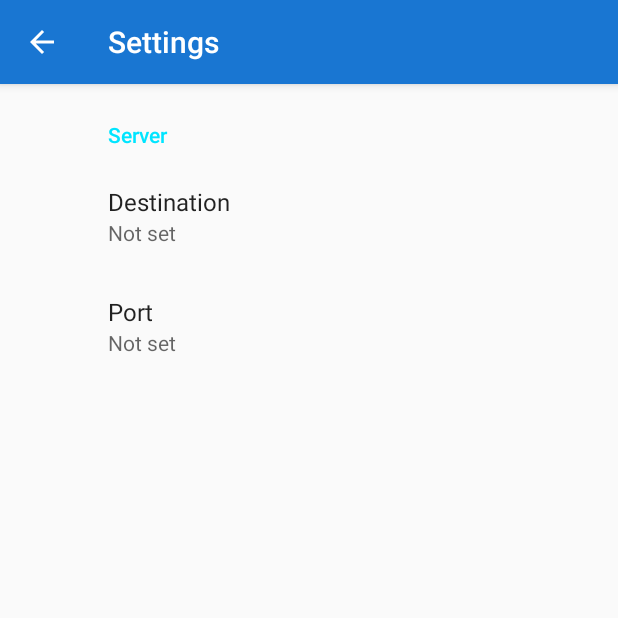
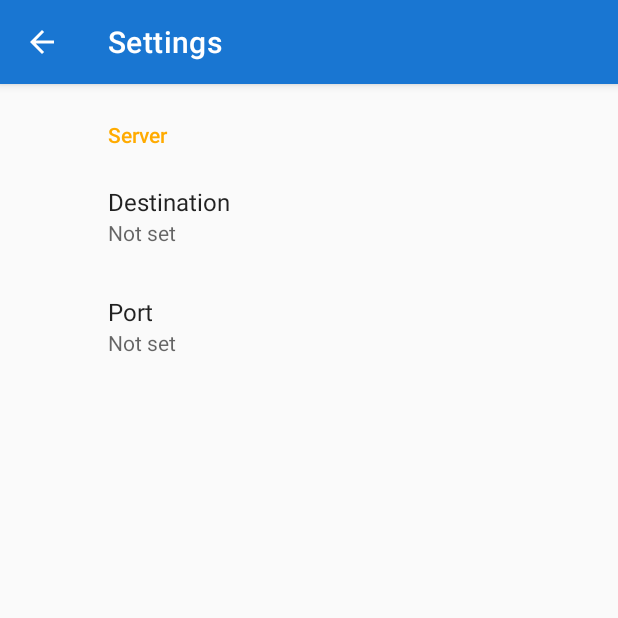
Before and after one commit to derogab/adl-app, an Android app: the SettingsActivity screen opened directly, with no data from a screen before it, on a phone screen of 412 x 824 dp, the top half of it. Run offline under Robolectric (Android 15) with nearby library versions, the phone set to English and light mode, and no system bars; our stand-ins replace androidx.preference.

Commit message:
AppTheme.Light

```diff
--- a/app/src/main/AndroidManifest.xml
+++ b/app/src/main/AndroidManifest.xml
@@ -8,10 +8,10 @@
         android:label="@string/app_name"
         android:roundIcon="@mipmap/ic_launcher_round"
         android:supportsRtl="true"
-        android:theme="@style/AppTheme">
+        android:theme="@style/AppTheme.Light">
         <activity
             android:name=".SettingsActivity"
-            android:label="@string/title_activity_settings"></activity>
+            android:label="@string/title_activity_settings"/>
         <activity
             android:name=".MainActivity"
             android:label="@string/app_name">
--- a/app/src/main/java/com/derogab/adlanalyzer/ui/personal/PersonalContainerLayout.java
+++ b/app/src/main/java/com/derogab/adlanalyzer/ui/personal/PersonalContainerLayout.java
@@ -92,16 +92,16 @@ public class PersonalContainerLayout extends LinearLayout {
                     LayoutParams.MATCH_PARENT,
                     LayoutParams.WRAP_CONTENT
             );
-            layoutParams.setMargins(0,8,0,8);
+            layoutParams.setMargins(0,0,0,16);
             groupCard.setLayoutParams(layoutParams);
             // Set CardView corner radius
             groupCard.setRadius(4);
             // Set cardView content padding
-            groupCard.setContentPadding(8, 8, 8, 8);
+            groupCard.setContentPadding(0, 0, 0, 0);
 
             LinearLayout groupCardLayout = new LinearLayout(getContext());
                 groupCardLayout.setOrientation(LinearLayout.VERTICAL);
-                groupCardLayout.setPadding(0,0,0,0);
+                groupCardLayout.setPadding(8,8,8,8);
                 groupCardLayout.setLayoutParams(new LayoutParams(
                         LayoutParams.MATCH_PARENT,
                         LayoutParams.WRAP_CONTENT
--- a/app/src/main/res/layout/activity_main.xml
+++ b/app/src/main/res/layout/activity_main.xml
@@ -2,9 +2,9 @@
 <androidx.constraintlayout.widget.ConstraintLayout xmlns:android="http://schemas.android.com/apk/res/android"
     xmlns:app="http://schemas.android.com/apk/res-auto"
     android:id="@+id/container"
-    android:theme="@style/Theme.MaterialComponents.Light"
     android:layout_width="match_parent"
-    android:layout_height="match_parent" >
+    android:layout_height="match_parent"
+    android:theme="@style/AppTheme.Light">
 
     <com.google.android.material.bottomnavigation.BottomNavigationView
         android:id="@+id/nav_view"
--- a/app/src/main/res/layout/fragment_learning.xml
+++ b/app/src/main/res/layout/fragment_learning.xml
@@ -5,7 +5,6 @@
     xmlns:tools="http://schemas.android.com/tools"
     android:layout_width="match_parent"
     android:layout_height="match_parent"
-    android:theme="@style/Theme.MaterialComponents.Light"
     tools:context=".ui.learning.LearningFragment">
 
     <ScrollView
@@ -235,7 +234,7 @@
         android:layout_alignParentEnd="true"
         android:visibility="gone"
         app:fabSize="normal"
-        app:backgroundTint="@color/colorAccent"
+
         app:layout_constraintBottom_toBottomOf="parent"
         app:layout_constraintRight_toRightOf="parent"
         app:layout_constraintEnd_toEndOf="parent" />
@@ -256,7 +255,6 @@
         android:layout_alignParentEnd="true"
         android:visibility="gone"
         app:fabSize="normal"
-        app:backgroundTint="@android:color/darker_gray"
         app:layout_constraintBottom_toBottomOf="parent"
         app:layout_constraintRight_toRightOf="parent"
         app:layout_constraintEnd_toEndOf="parent" />
--- a/app/src/main/res/layout/fragment_personal.xml
+++ b/app/src/main/res/layout/fragment_personal.xml
@@ -5,7 +5,6 @@
     xmlns:tools="http://schemas.android.com/tools"
     android:layout_width="match_parent"
     android:layout_height="wrap_content"
-    android:theme="@style/Theme.MaterialComponents.Light"
     tools:context=".ui.personal.PersonalFragment">
 
     <ScrollView
@@ -64,7 +63,6 @@
         android:layout_alignParentEnd="true"
         android:visibility="gone"
         app:fabSize="normal"
-        app:backgroundTint="@color/colorAccent"
         app:layout_constraintBottom_toBottomOf="parent"
         app:layout_constraintRight_toRightOf="parent"
         app:layout_constraintEnd_toEndOf="parent" />
--- a/app/src/main/res/layout/settings_activity.xml
+++ b/app/src/main/res/layout/settings_activity.xml
@@ -1,6 +1,7 @@
 <LinearLayout xmlns:android="http://schemas.android.com/apk/res/android"
     android:layout_width="match_parent"
-    android:layout_height="match_parent">
+    android:layout_height="match_parent"
+    android:theme="@style/AppTheme.Light">
 
     <FrameLayout
         android:id="@+id/settings"
--- a/app/src/main/res/values/colors.xml
+++ b/app/src/main/res/values/colors.xml
@@ -1,7 +1,33 @@
 <?xml version="1.0" encoding="utf-8"?>
 <resources>
+    <!-- Light -->
     <color name="colorPrimary">#1976d2</color>
-    <color name="colorPrimaryDark">#004ba0</color>
-    <color name="colorAccent">#00e5ff</color>
-    <color name="colorAccentDark">#6effff</color>
+    <color name="colorPrimaryVariant">#004ba0</color>
+    <color name="colorOnPrimary">#FAFAFA</color>
+    <color name="colorAccent">#ffab00</color>
+    <color name="colorAccentVariant">#c67c00</color>
+    <color name="colorOnAccent">#000000</color>
+    <color name="colorBackground">#FAFAFA</color>
+    <color name="colorOnBackground">#000000</color>
+    <color name="colorSurface">#FAFAFA</color>
+    <color name="colorOnSurface">#000000</color>
+    <color name="colorText">#000000</color>
+    <color name="colorError">#F44336</color>
+    <color name="colorOnError">#FAFAFA</color>
+
+    <!-- Dark -->
+    <color name="colorPrimaryDark">#d84315</color>
+    <color name="colorPrimaryVariantDark">#9f0000</color>
+    <color name="colorOnPrimaryDark">#FFFFFF</color>
+    <color name="colorAccentDark">#ffab00</color>
+    <color name="colorAccentVariantDark">#c67c00</color>
+    <color name="colorOnAccentDark">#FFFFFF</color>
+    <color name="colorBackgroundDark">#212121</color>
+    <color name="colorOnBackgroundDark">#FFFFFF</color>
+    <color name="colorSurfaceDark">#212121</color>
+    <color name="colorOnSurfaceDark">#FFFFFF</color>
+    <color name="colorTextDark">#FFFFFF</color>
+    <color name="colorErrorDark">#F44336</color>
+    <color name="colorOnErrorDark">#FFFFFF</color>
+
 </resources>
--- a/app/src/main/res/values/styles.xml
+++ b/app/src/main/res/values/styles.xml
@@ -1,11 +1,38 @@
 <resources xmlns:tools="http://schemas.android.com/tools">
 
-    <!-- Base application theme. -->
-    <style name="AppTheme" parent="Theme.AppCompat.Light.DarkActionBar">
-        <!-- Customize your theme here. -->
+
+    <style name="AppTheme.Light" parent="Theme.MaterialComponents.Light.DarkActionBar">
         <item name="colorPrimary">@color/colorPrimary</item>
-        <item name="colorPrimaryDark">@color/colorPrimaryDark</item>
-        <item name="colorAccent">@color/colorAccent</item>
+        <item name="colorPrimaryVariant">@color/colorPrimaryVariant</item>
+        <item name="colorOnPrimary">@color/colorOnPrimary</item>
+        <item name="colorSecondary">@color/colorAccent</item>
+        <item name="colorSecondaryVariant">@color/colorAccentVariant</item>
+        <item name="colorOnSecondary">@color/colorOnAccent</item>
+        <item name="colorError">@color/colorError</item>
+        <item name="colorOnError">@color/colorOnError</item>
+        <item name="colorSurface">@color/colorSurface</item>
+        <item name="colorOnSurface">@color/colorOnSurface</item>
+        <item name="android:colorBackground">@color/colorBackground</item>
+        <item name="colorOnBackground">@color/colorOnBackground</item>
+
+        <item name="android:statusBarColor" tools:targetApi="lollipop">@color/colorPrimaryVariant</item>
+    </style>
+
+    <style name="AppTheme.Dark" parent="Theme.MaterialComponents.DayNight">
+        <item name="colorPrimary">@color/colorPrimaryDark</item>
+        <item name="colorPrimaryVariant">@color/colorPrimaryVariantDark</item>
+        <item name="colorOnPrimary">@color/colorOnPrimaryDark</item>
+        <item name="colorSecondary">@color/colorAccentDark</item>
+        <item name="colorSecondaryVariant">@color/colorAccentVariantDark</item>
+        <item name="colorOnSecondary">@color/colorOnAccentDark</item>
+        <item name="colorError">@color/colorErrorDark</item>
+        <item name="colorOnError">@color/colorOnErrorDark</item>
+        <item name="colorSurface">@color/colorSurfaceDark</item>
+        <item name="colorOnSurface">@color/colorOnSurfaceDark</item>
+        <item name="android:colorBackground">@color/colorBackgroundDark</item>
+        <item name="colorOnBackground">@color/colorOnBackgroundDark</item>
+
+        <item name="android:statusBarColor" tools:targetApi="lollipop">@color/colorPrimaryVariantDark</item>
     </style>
 
 </resources>
```
